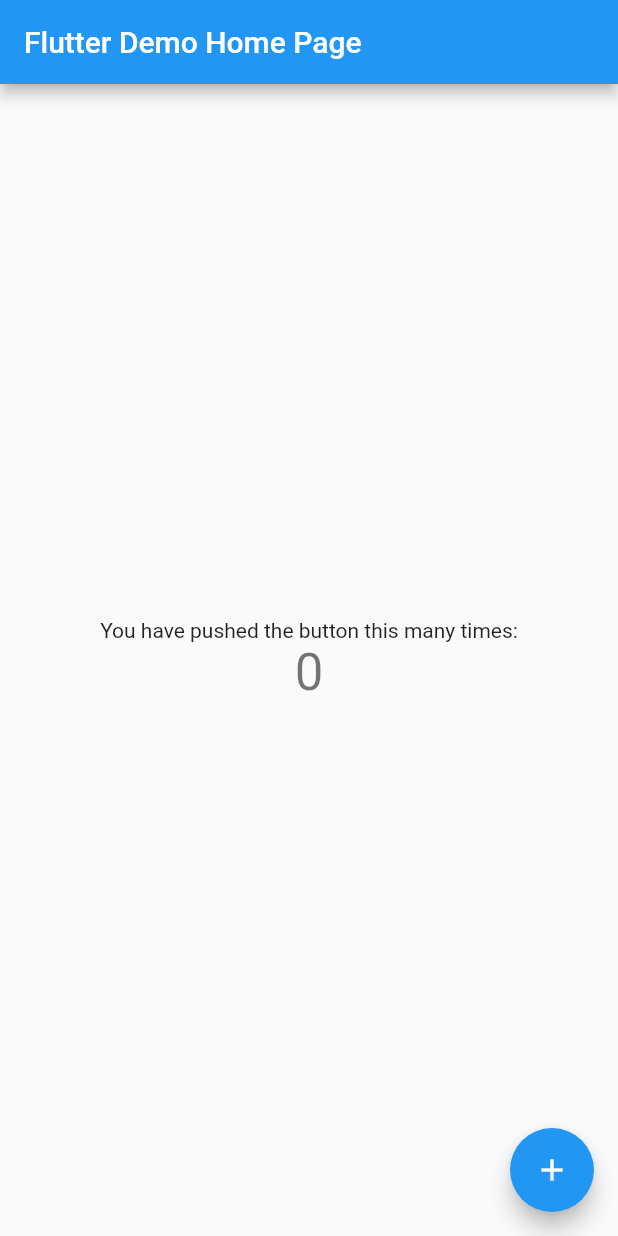
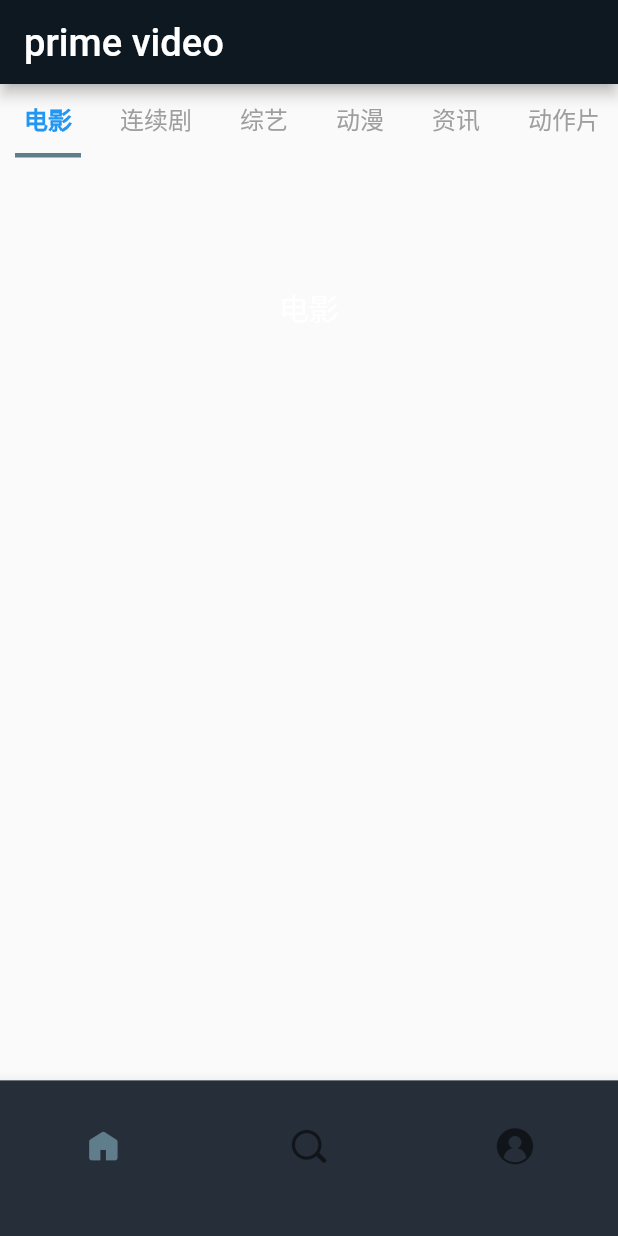
Before and after one commit to patrickchanp/PrimeVedio, a Flutter app: the screen it shows after launch, on a phone screen of 412 x 824 dp. Run offline on Flutter 3.47's test engine with Material 2 defaults, Android fonts, the phone set to English and light mode, and no system bars; our stand-ins replace flutter_screenutil.

Commit message:
feat:build frame

```diff
--- a/primevedio/lib/main.dart
+++ b/primevedio/lib/main.dart
@@ -1,4 +1,6 @@
 import 'package:flutter/material.dart';
+import 'package:primevedio/ui/main_page.dart';
+import 'package:primevedio/utils/ui_data.dart';
 
 void main() {
   runApp(const MyApp());
@@ -7,109 +9,15 @@
 class MyApp extends StatelessWidget {
   const MyApp({Key? key}) : super(key: key);
 
-  // This widget is the root of your application.
   @override
   Widget build(BuildContext context) {
     return MaterialApp(
-      title: 'Flutter Demo',
+      title: 'Prime Video',
       theme: ThemeData(
-        // This is the theme of your application.
-        //
-        // Try running your application with "flutter run". You'll see the
-        // application has a blue toolbar. Then, without quitting the app, try
-        // changing the primarySwatch below to Colors.green and then invoke
-        // "hot reload" (press "r" in the console where you ran "flutter run",
-        // or simply save your changes to "hot reload" in a Flutter IDE).
-        // Notice that the counter didn't reset back to zero; the application
-        // is not restarted.
-        primarySwatch: Colors.blue,
+        primaryColor: UIData.primaryColor,
+        primarySwatch: Colors.blueGrey,
       ),
-      home: const MyHomePage(title: 'Flutter Demo Home Page'),
+      home: const MainPage(),
     );
   }
 }
-
-class MyHomePage extends StatefulWidget {
-  const MyHomePage({Key? key, required this.title}) : super(key: key);
-
-  // This widget is the home page of your application. It is stateful, meaning
-  // that it has a State object (defined below) that contains fields that affect
-  // how it looks.
-
-  // This class is the configuration for the state. It holds the values (in this
-  // case the title) provided by the parent (in this case the App widget) and
-  // used by the build method of the State. Fields in a Widget subclass are
-  // always marked "final".
-
-  final String title;
-
-  @override
-  State<MyHomePage> createState() => _MyHomePageState();
-}
-
-class _MyHomePageState extends State<MyHomePage> {
-  int _counter = 0;
-
-  void _incrementCounter() {
-    setState(() {
-      // This call to setState tells the Flutter framework that something has
-      // changed in this State, which causes it to rerun the build method below
-      // so that the display can reflect the updated values. If we changed
-      // _counter without calling setState(), then the build method would not be
-      // called again, and so nothing would appear to happen.
-      _counter++;
-    });
-  }
-
-  @override
-  Widget build(BuildContext context) {
-    // This method is rerun every time setState is called, for instance as done
-    // by the _incrementCounter method above.
-    //
-    // The Flutter framework has been optimized to make rerunning build methods
-    // fast, so that you can just rebuild anything that needs updating rather
-    // than having to individually change instances of widgets.
-    return Scaffold(
-      appBar: AppBar(
-        // Here we take the value from the MyHomePage object that was created by
-        // the App.build method, and use it to set our appbar title.
-        title: Text(widget.title),
-      ),
-      body: Center(
-        // Center is a layout widget. It takes a single child and positions it
-        // in the middle of the parent.
-        child: Column(
-          // Column is also a layout widget. It takes a list of children and
-          // arranges them vertically. By default, it sizes itself to fit its
-          // children horizontally, and tries to be as tall as its parent.
-          //
-          // Invoke "debug painting" (press "p" in the console, choose the
-          // "Toggle Debug Paint" action from the Flutter Inspector in Android
-          // Studio, or the "Toggle Debug Paint" command in Visual Studio Code)
-          // to see the wireframe for each widget.
-          //
-          // Column has various properties to control how it sizes itself and
-          // how it positions its children. Here we use mainAxisAlignment to
-          // center the children vertically; the main axis here is the vertical
-          // axis because Columns are vertical (the cross axis would be
-          // horizontal).
-          mainAxisAlignment: MainAxisAlignment.center,
-          children: <Widget>[
-            const Text(
-              'You have pushed the button this many times:',
-            ),
-            Text(
-              '$_counter',
-              style: Theme.of(context).textTheme.headline4,
-            ),
-          ],
-        ),
-      ),
-      floatingActionButton: FloatingActionButton(
-        onPressed: _incrementCounter,
-        tooltip: 'Increment',
-        child: const Icon(Icons.add),
-      ), // This trailing comma makes auto-formatting nicer for build methods.
-    );
-  }
-}
--- /dev/null
+++ b/primevedio/lib/ui/home_page.dart
@@ -0,0 +1,86 @@
+import 'package:flutter/material.dart';
+import 'package:primevedio/utils/ui_data.dart';
+
+class HomePage extends StatefulWidget {
+  const HomePage({Key? key}) : super(key: key);
+
+  @override
+  State<HomePage> createState() => _HomePageState();
+}
+
+class _HomePageState extends State<HomePage> {
+  @override
+  Widget build(BuildContext context) {
+    return Scaffold(
+      appBar: AppBar(
+        backgroundColor: UIData.primaryColor,
+        title: const Text(
+          'prime video',
+          style: TextStyle(fontSize: 25.41),
+        ),
+      ),
+      body: const CustomTabBarView(),
+    );
+  }
+}
+
+class CustomTabBarView extends StatefulWidget {
+  const CustomTabBarView({Key? key}) : super(key: key);
+
+  @override
+  _CustomTabBarViewState createState() => _CustomTabBarViewState();
+}
+
+class _CustomTabBarViewState extends State<CustomTabBarView>
+    with SingleTickerProviderStateMixin {
+  final tabs = ['电影', '连续剧', '综艺', '动漫', '资讯', '动作片'];
+  late TabController _tabController;
+
+  @override
+  void initState() {
+    super.initState();
+    _tabController = TabController(vsync: this, length: tabs.length);
+  }
+
+  @override
+  void dispose() {
+    _tabController.dispose();
+    super.dispose();
+  }
+
+  @override
+  Widget build(BuildContext context) {
+    return Column(
+      children: <Widget>[
+        _buildTabBar(),
+        SizedBox(
+            width: MediaQuery.of(context).size.width,
+            height: 200,
+            child: _buildTabBarView())
+      ],
+    );
+  }
+
+  Widget _buildTabBar() => TabBar(
+        onTap: (tab) => print(tab),
+        labelStyle: TextStyle(fontSize: 16, fontWeight: FontWeight.bold),
+        unselectedLabelStyle: TextStyle(fontSize: 16),
+        isScrollable: true,
+        controller: _tabController,
+        labelColor: Colors.blue,
+        indicatorWeight: 3,
+        indicatorPadding: EdgeInsets.symmetric(horizontal: 10),
+        unselectedLabelColor: Colors.grey,
+        tabs: tabs.map((e) => Tab(text: e)).toList(),
+      );
+
+  Widget _buildTabBarView() => TabBarView(
+      controller: _tabController,
+      children: tabs
+          .map((e) => Center(
+                  child: Text(
+                e,
+                style: TextStyle(color: Colors.white, fontSize: 20),
+              )))
+          .toList());
+}
--- /dev/null
+++ b/primevedio/lib/ui/main_page.dart
@@ -0,0 +1,76 @@
+import 'package:flutter/cupertino.dart';
+import 'package:flutter/material.dart';
+import 'package:primevedio/ui/search_page.dart';
+import 'package:primevedio/utils/my_icons.dart';
+import 'package:primevedio/utils/ui_data.dart';
+
+import 'home_page.dart';
+import 'me_page.dart';
+
+class MainPage extends StatefulWidget {
+  const MainPage({Key? key}) : super(key: key);
+
+  @override
+  State<MainPage> createState() => _MainPageState();
+}
+
+class _MainPageState extends State<MainPage> {
+  final List<BottomNavigationBarItem> bottomNavItems = const [
+    BottomNavigationBarItem(
+      icon: Icon(
+        MyIcons.homeIcon,
+        size: 26,
+      ),
+      label: '',
+    ),
+    BottomNavigationBarItem(
+      icon: Icon(
+        MyIcons.searchIcon,
+        size: 26,
+      ),
+      label: '',
+    ),
+    BottomNavigationBarItem(
+      icon: Icon(
+        MyIcons.meIcon,
+        size: 26,
+      ),
+      label: '',
+    ),
+  ];
+  late int _currentIndex;
+  final pages = const [HomePage(), SearchPage(), MePage()];
+
+  @override
+  void initState() {
+    super.initState();
+    _currentIndex = 0;
+  }
+
+  @override
+  Widget build(BuildContext context) {
+    return Scaffold(
+      bottomNavigationBar: SizedBox(
+        height: 103.75,
+        child: BottomNavigationBar(
+          backgroundColor: UIData.bottomBgColor,
+          items: bottomNavItems,
+          currentIndex: _currentIndex,
+          type: BottomNavigationBarType.fixed,
+          onTap: (index) {
+            _changePage(index);
+          },
+        ),
+      ),
+      body: pages[_currentIndex],
+    );
+  }
+
+  void _changePage(int index) {
+    if (index != _currentIndex) {
+      setState(() {
+        _currentIndex = index;
+      });
+    }
+  }
+}
--- /dev/null
+++ b/primevedio/lib/ui/me_page.dart
@@ -0,0 +1,15 @@
+import 'package:flutter/cupertino.dart';
+
+class MePage extends StatefulWidget {
+  const MePage({Key? key}) : super(key: key);
+
+  @override
+  State<MePage> createState() => _MePageState();
+}
+
+class _MePageState extends State<MePage> {
+  @override
+  Widget build(BuildContext context) {
+    return const Center(child: Text('test'));
+  }
+}
--- /dev/null
+++ b/primevedio/lib/ui/search_page.dart
@@ -0,0 +1,17 @@
+import 'package:flutter/cupertino.dart';
+
+class SearchPage extends StatefulWidget {
+  const SearchPage({Key? key}) : super(key: key);
+
+  @override
+  State<SearchPage> createState() => _SearchPageState();
+}
+
+class _SearchPageState extends State<SearchPage> {
+  @override
+  Widget build(BuildContext context) {
+    return const Center(
+      child: Text('search page'),
+    );
+  }
+}
--- /dev/null
+++ b/primevedio/lib/utils/my_icons.dart
@@ -0,0 +1,10 @@
+import 'package:flutter/cupertino.dart';
+
+class MyIcons {
+  static const IconData homeIcon =
+      IconData(0xe7ae, fontFamily: 'custom', matchTextDirection: true);
+  static const IconData searchIcon =
+      IconData(0xe688, fontFamily: 'custom', matchTextDirection: true);
+  static const IconData meIcon =
+      IconData(0xe61d, fontFamily: 'custom', matchTextDirection: true);
+}
--- /dev/null
+++ b/primevedio/lib/utils/ui_data.dart
@@ -0,0 +1,9 @@
+import 'package:flutter_screenutil/flutter_screenutil.dart';
+
+import 'package:flutter/material.dart';
+
+class UIData {
+  static const primaryColor = Color(0xFF0d1821);
+  static const bottomBgColor = Color(0xFF252E39);
+  static double SpaceSizeHeight10375 = ScreenUtil().setHeight(103.75);
+}
```
Also changed, not shown: primevedio/pubspec.yaml (+12 -7 lines), primevedio/assets/fonts/iconfont.ttf (added), primevedio/pubspec.lock.
